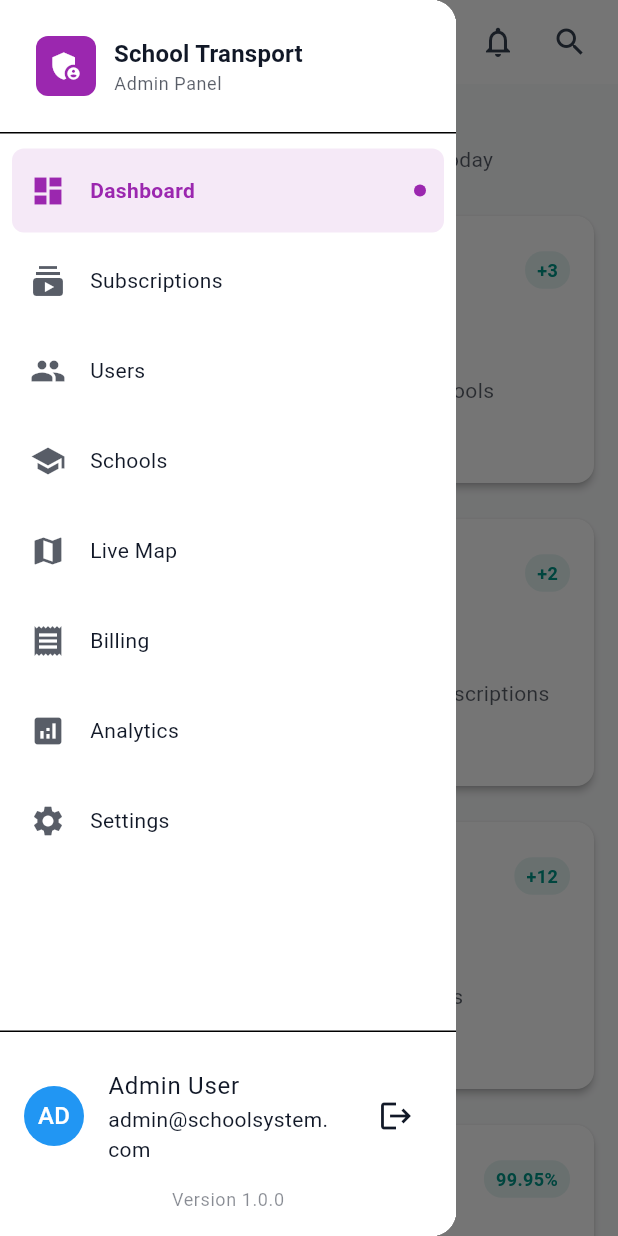
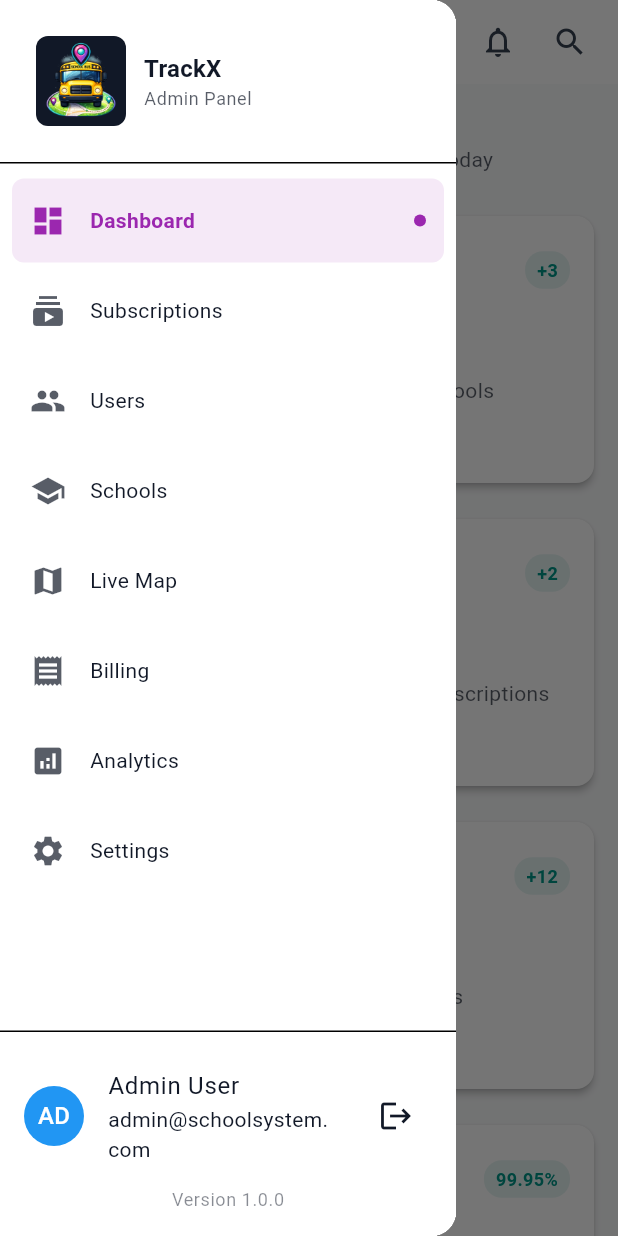
Before and after one commit to malcolm008/trackX, a Flutter app: the AdminLoginScreen screen opened directly, after a tap on "Login", after a tap on "Verify & Login", after a tap on the "menu" icon, on a phone screen of 412 x 824 dp. Run offline on Flutter 3.47's test engine with Material 3 defaults, Android fonts, the phone set to English and light mode, and no system bars; our stand-ins replace firebase_core, flutter_riverpod; accounts and stored records are empty.

Commit message:
Fourth commit

```diff
--- a/lib/presentation/features/admin/admin_responsive_layout.dart
+++ b/lib/presentation/features/admin/admin_responsive_layout.dart
@@ -152,16 +152,16 @@ class _AdminResponsiveLayoutState extends State<AdminResponsiveLayout> {
             child: Row(
               children: [
                 Container(
-                  width: 40,
-                  height: 40,
+                  width: 60,
+                  height: 60,
                   decoration: BoxDecoration(
-                    color: Theme.of(context).colorScheme.primary,
+                    color: Theme.of(context).colorScheme.onSurface,
                     borderRadius: BorderRadius.circular(8),
                   ),
-                  child: const Icon(
-                    Icons.admin_panel_settings,
-                    color: Colors.white,
-                    size: 24,
+                  child: Image.asset(
+                    'assets/icon/TrackX.png',
+                    width: 80,
+                    height: 80,
                   ),
                 ),
                 const SizedBox(width: 12),
@@ -170,7 +170,7 @@ class _AdminResponsiveLayoutState extends State<AdminResponsiveLayout> {
                     crossAxisAlignment: CrossAxisAlignment.start,
                     children: [
                       Text(
-                        'School Transport',
+                        'TrackX',
                         style: Theme.of(context).textTheme.titleMedium?.copyWith(
                           fontWeight: FontWeight.bold,
                         ),
--- a/lib/presentation/features/admin/auth/admin_login_screen.dart
+++ b/lib/presentation/features/admin/auth/admin_login_screen.dart
@@ -56,7 +56,7 @@ class _AdminLoginScreenState extends State<AdminLoginScreen> {
                 colors: [
                   Colors.white,
                   Theme.of(context).colorScheme.primary,
-                  Colors.black.withOpacity(0.1),
+                  Theme.of(context).colorScheme.primary.withOpacity(0.1),
                 ],
               ),
             ),
@@ -68,18 +68,18 @@ class _AdminLoginScreenState extends State<AdminLoginScreen> {
                     width: 120,
                     height: 120,
                     decoration: BoxDecoration(
-                      color: Colors.white,
+                      color: Color(0x2E2E2E24),
                       borderRadius: BorderRadius.circular(24),
                     ),
-                    child: const Icon(
-                      Icons.admin_panel_settings,
-                      size: 60,
-                      color: Colors.blue,
+                    child: Image.asset(
+                      'assets/icon/TrackX.png',
+                      width: 120,
+                      height: 120,
                     ),
                   ),
                   const SizedBox(height: 32),
                   const Text(
-                    'TrackX Admin',
+                    'TrackX',
                     style: TextStyle(
                       color: Colors.white,
                       fontSize: 32,
@@ -260,7 +260,17 @@ class _AdminLoginScreenState extends State<AdminLoginScreen> {
     return SingleChildScrollView(
       child: Container(
         height: MediaQuery.of(context).size.height,
-        color: Theme.of(context).colorScheme.primary,
+        decoration: BoxDecoration(
+          gradient: LinearGradient(
+            begin: Alignment.topCenter,
+            end: Alignment.bottomCenter,
+            colors: [
+              Colors.white,
+              Theme.of(context).colorScheme.primary,
+              Theme.of(context).colorScheme.primary.withOpacity(0.1),
+            ],
+          ),
+        ),
         child: Column(
           children: [
             // Top panel - Branding
@@ -278,15 +288,15 @@ class _AdminLoginScreenState extends State<AdminLoginScreen> {
                         color: Colors.white,
                         borderRadius: BorderRadius.circular(isTablet ? 20 : 16),
                       ),
-                      child: Icon(
-                        Icons.admin_panel_settings,
-                        size: isTablet ? 50 : 40,
-                        color: Colors.blue,
+                      child: Image.asset(
+                        'assets/icon/TrackX.png',
+                        width: isTablet ? 100 : 80,
+                        height: isTablet ? 100 : 80,
                       ),
                     ),
                     const SizedBox(height: 24),
                     Text(
-                      'School Transport Admin',
+                      'TrackX',
                       textAlign: TextAlign.center,
                       style: TextStyle(
                         color: Colors.white,
--- a/lib/presentation/features/auth/auth_layout.dart
+++ b/lib/presentation/features/auth/auth_layout.dart
@@ -41,18 +41,17 @@ class AuthLayout extends StatelessWidget {
                         width: 80,
                         height: 80,
                         decoration: BoxDecoration(
-                          color: Theme.of(context).colorScheme.primary,
+                          color: Theme.of(context).colorScheme.onSurface,
                           borderRadius: BorderRadius.circular(16),
                         ),
-                        child: const Icon(
-                          Icons.directions_bus,
-                          color: Colors.white,
-                          size: 40,
+                        child: Image.asset(
+                          'assets/icon/TrackX.png',
+                          fit: BoxFit.contain,
                         ),
                       ),
                       const SizedBox(height: 16),
                       Text(
-                        'School Transport',
+                        'TrackX',
                         style: Theme.of(context).textTheme.headlineSmall?.copyWith(
                           fontWeight: FontWeight.bold,
                         ),
```
Also changed, not shown: lib/presentation/features/admin/screens/billing_screen.dart (+23 -23 lines), lib/presentation/features/admin/screens/schools_screen.dart (+5 -3 lines), pubspec.yaml (+9 -0 lines), assets/icon/TrackX.png (added), pubspec.lock, 28 other files.
